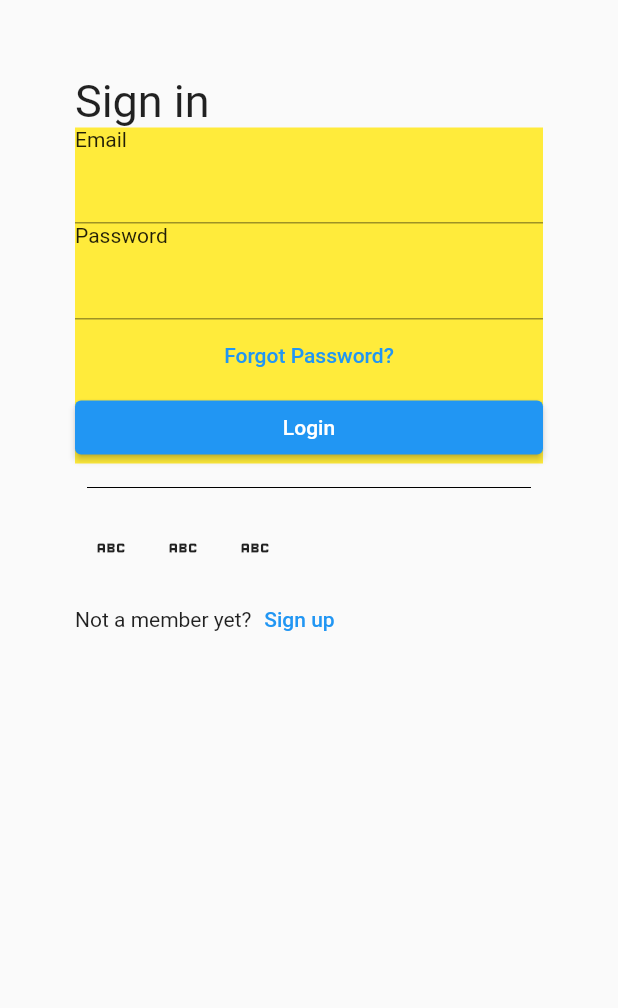
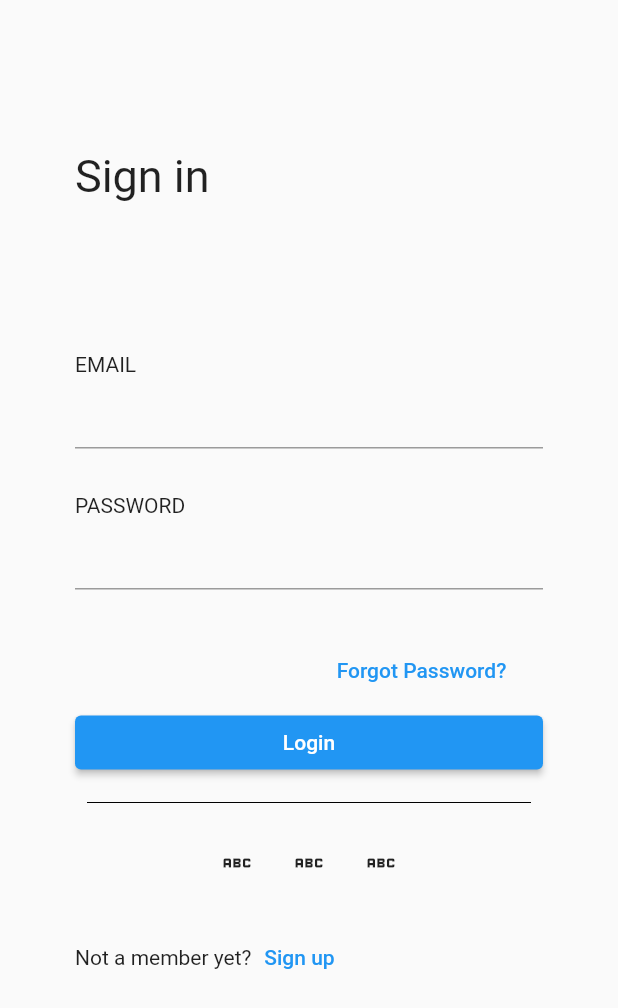
Before and after one commit to convitnhodev/Advanced-Mobile-Course, a Flutter app: the screen it shows after launch, on a phone screen of 412 x 824 dp. Shown: the top 1008 px of the screen. Run offline on Flutter 3.47's test engine with Material 2 defaults, Android fonts, the phone set to English and light mode, and no system bars.

Commit message:
feat: init strcutre of project

```diff
--- a/lib/main.dart
+++ b/lib/main.dart
@@ -16,7 +16,7 @@ class Myapp extends StatelessWidget {
 
       body:  SingleChildScrollView(
         child: Padding(
-          padding: const EdgeInsets.only(top: 50, left: 50, right: 50 ),
+          padding: const EdgeInsets.only(top: 100, left: 50, right: 50 ),
           child: Column(
             crossAxisAlignment: CrossAxisAlignment.stretch,
             children: [
@@ -26,19 +26,32 @@ class Myapp extends StatelessWidget {
                   fontSize: 30
                 ),
               ),
+
+              SizedBox(
+                height: 100,
+              ),
               Container(
                 child: Column(
                   crossAxisAlignment: CrossAxisAlignment.stretch,
                   children: [
-                    const Text('Email'),
+                    const Text('EMAIL'),
                     const TextField(),
-                    const Text('Password'),
+                    SizedBox(
+                      height: 30,
+                    ),
+                    const Text('PASSWORD'),
                     const TextField(),
-                    TextButton(onPressed: (){}, child: const Text('Forgot Password?')),
+                           SizedBox(
+                      height: 30,
+                    ),
+                    Padding(
+                      padding: const EdgeInsets.only(left: 150),
+                      child: TextButton(onPressed: (){}, child: const Text('Forgot Password?')),
+                    ),
                     ElevatedButton(onPressed: () {}, child: const Text('Login'))
                   ],
                 ),
-                color: Colors.yellow,
+
               ),
               const Padding(
                 padding: EdgeInsets.all(8.0),
@@ -47,6 +60,7 @@ class Myapp extends StatelessWidget {
                 ),
               ),
               Row(
+                mainAxisAlignment: MainAxisAlignment.center,
                 children: [
                   IconButton(onPressed: () {}, icon: const Icon(Icons.abc)),
                   IconButton(onPressed: () {}, icon: const Icon(Icons.abc)),
@@ -54,13 +68,16 @@ class Myapp extends StatelessWidget {
                 ],
               ),
 
-              Row(
-                children: [
+              Padding(
+                padding: const EdgeInsets.only(top: 15),
+                child: Row(
+                  children: [
 
-                  const Text('Not a member yet?'),
-                  TextButton(onPressed: () {}, child: const Text('Sign up', ))
-                ],
+                    const Text('Not a member yet?'),
+                    TextButton(onPressed: () {}, child: const Text('Sign up', ))
+                  ],
 
+                ),
               ),
             ],
 
```
Also changed, not shown: lib/common/style/color.dart (added, +37 -0 lines).
